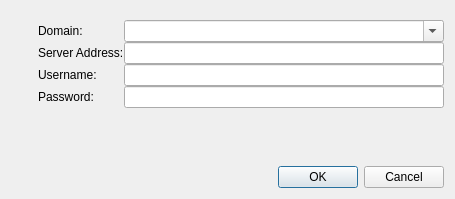
Old version of the form ahenk/lider-ng/lider/connection.ui in the repository pars-linux/uludag.
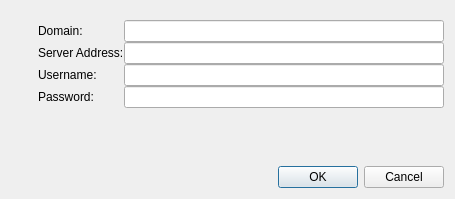
New version of the form. Icons and pictures are not drawn.

Commit message: Merge from old Lider: Remember connection settings

```diff
--- a/ahenk/lider-ng/lider/connection.ui
+++ b/ahenk/lider-ng/lider/connection.ui
@@ -28,13 +28,6 @@
    </property>
    <item row="0" column="1">
     <layout class="QGridLayout" name="gridLayout">
-     <item row="0" column="1">
-      <widget class="QComboBox" name="comboDomain">
-       <property name="editable">
-        <bool>true</bool>
-       </property>
-      </widget>
-     </item>
      <item row="1" column="0">
       <widget class="QLabel" name="label_2">
        <property name="text">
@@ -76,6 +69,9 @@
        </property>
       </widget>
      </item>
+     <item row="0" column="1">
+      <widget class="QLineEdit" name="editDomain"/>
+     </item>
     </layout>
    </item>
    <item row="2" column="1">
```
Left out of the diff: 4 changed lines with no effect on the pictures. The commit also changes 2 other files.
